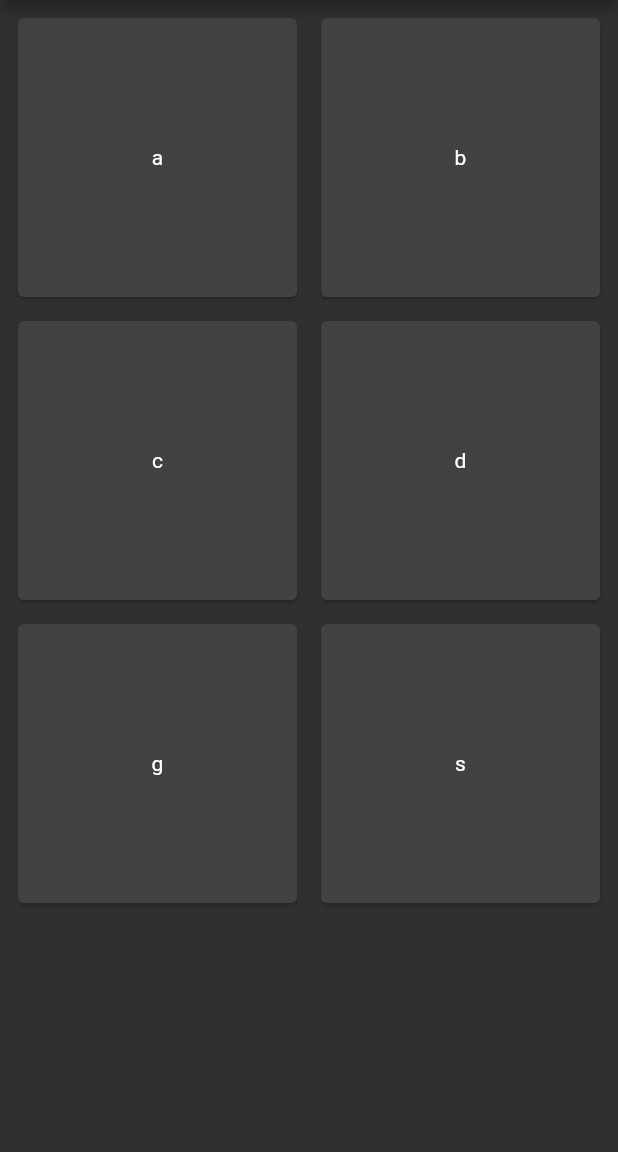
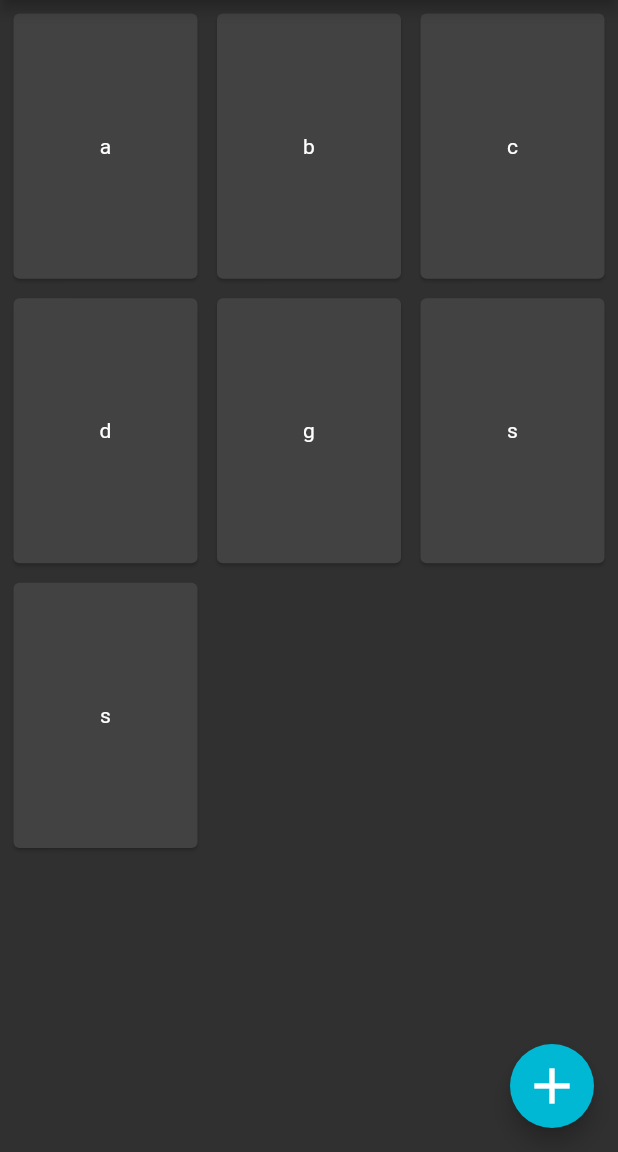
Before and after one commit to jaanonim/Homework, a Flutter app: the screen it shows after launch, on a phone screen of 412 x 824 dp, the part 84-1236 px from its top. Run offline on Flutter 3.47's test engine with Material 2 defaults, Android fonts, the light colour scheme and no system bars; Roboto replaces fonts that are missing (Hind).

Commit message:
adding add button for homework creation

```diff
--- /dev/null
+++ b/lib/components/item.dart
@@ -0,0 +1,21 @@
+import 'package:flutter/material.dart';
+import 'package:homework/models/homeworkItem.dart';
+
+class Item extends StatelessWidget {
+
+  final HomeworkItem homeworkItem;
+
+  Item({this.homeworkItem});
+
+  @override
+  Widget build(BuildContext context) {
+    return Draggable(
+      child: Card(
+        child: Center(child: Text(homeworkItem.title)),
+      ),
+      feedback: Card(
+        child: Center(child: Text(homeworkItem.title)),
+      ),
+    );
+  }
+}
--- a/lib/screens/home.dart
+++ b/lib/screens/home.dart
@@ -1,6 +1,7 @@
 import 'package:flutter/material.dart';
 import 'package:homework/components/menu.dart';
 import 'package:homework/models/homeworkItem.dart';
+import 'package:homework/components/item.dart';
 
 class Home extends StatefulWidget {
   @override
@@ -15,7 +16,34 @@ class _HomeState extends State<Home> {
     HomeworkItem(title: "d"),
     HomeworkItem(title: "g"),
     HomeworkItem(title: "s"),
+    HomeworkItem(title: "s"),
   ];
+
+  createNewDoc(BuildContext context) {
+    return showDialog(
+        context: context,
+        builder: (context) {
+          return AlertDialog(
+            title: Center(
+              child: Text(
+                  "Create new homework:",
+                  style: Theme.of(context).textTheme.headline6,
+                ),
+            ),
+            contentPadding: EdgeInsets.symmetric(vertical: 10,horizontal: 25),
+            content: TextField(
+              controller: TextEditingController(),
+            ),
+            actions: [
+              MaterialButton(
+                onPressed: () {},
+                elevation: 5,
+                child: Text('Create'),
+              )
+            ],
+          );
+        });
+  }
 
   @override
   Widget build(BuildContext context) {
@@ -26,15 +54,25 @@ class _HomeState extends State<Home> {
       ),
       drawer: Menu(),
       body: GridView.count(
-        crossAxisCount: 2,
-        mainAxisSpacing: 8,
-        crossAxisSpacing: 8,
-        padding: const EdgeInsets.all(8),
-        children: homeworks.map<Widget>((obj){
-          return Card(
-            child: Center(child: Text(obj.title)),
-          );
-        }).toList()
+          crossAxisCount: 3,
+          mainAxisSpacing: 5,
+          crossAxisSpacing: 5,
+          padding: const EdgeInsets.all(5),
+          childAspectRatio: 0.7072,
+          children: homeworks.map<Widget>((homework) {
+            return Item(
+              homeworkItem: homework,
+            );
+          }).toList()),
+      floatingActionButton: FloatingActionButton(
+        onPressed: () {
+          createNewDoc(context);
+        },
+        child: Icon(
+          Icons.add,
+          color: Colors.white,
+          size: 40,
+        ),
       ),
     );
   }
--- a/lib/theme/style.dart
+++ b/lib/theme/style.dart
@@ -6,8 +6,8 @@ class MainTheme{
     primaryColor: Colors.cyan[700],
     accentColor: Colors.cyanAccent[700],
     textTheme: TextTheme(
-      headline1: TextStyle(fontSize: 72.0, fontWeight: FontWeight.bold),
-      headline6: TextStyle(fontSize: 36.0, fontStyle: FontStyle.italic),
+      headline1: TextStyle(fontSize: 36.0, fontWeight: FontWeight.bold),
+      headline6: TextStyle(fontSize: 24.0),
       bodyText2: TextStyle(fontSize: 14.0, fontFamily: 'Hind'),
     ),
     /*
--- a/pubspec.yaml
+++ b/pubspec.yaml
@@ -45,9 +45,8 @@ flutter:
   uses-material-design: true
 
   # To add assets to your application, add an assets section, like this:
-  # assets:
-  #   - images/a_dot_burr.jpeg
-  #   - images/a_dot_ham.jpeg
+  assets:
+    - assets/
 
   # An image asset can refer to one or more resolution-specific "variants", see
   # https://flutter.dev/assets-and-images/#resolution-aware.
```
